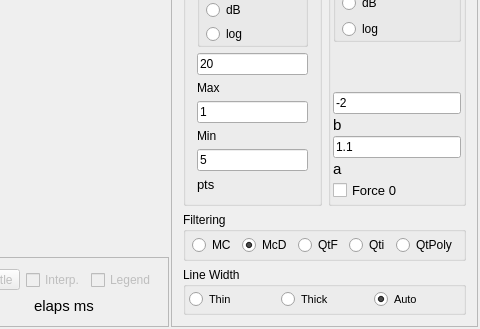
Old version of the form MainWindow.ui in the repository max-privato/TestCLineChart; both pictures show x 237 to 717 and y 106 to 435 of the 717 by 435 pixel window.
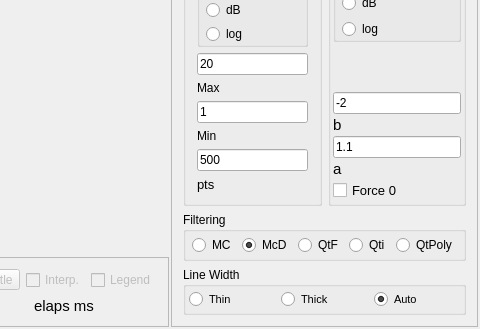
New version of the form. Custom widgets are drawn as their Qt base class.

Commit message: Automatically create the plot upon show; switch from deprecated implicit connect towards explicit

What changed in the file:
```diff
--- a/MainWindow.ui
+++ b/MainWindow.ui
@@ -6,7 +6,7 @@
    <rect>
     <x>0</x>
     <y>0</y>
-    <width>678</width>
+    <width>679</width>
     <height>428</height>
    </rect>
   </property>
@@ -625,7 +625,7 @@
                </font>
               </property>
               <property name="text">
-               <string>5</string>
+               <string>500</string>
               </property>
              </widget>
             </item>
```
The commit also changes 2 other files.
